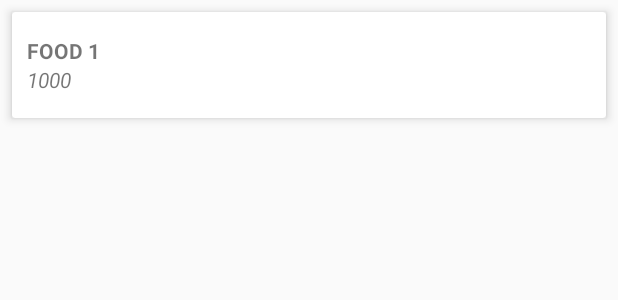
After one commit to Arshadafridi141141/FoodApp_N1, an Android app: the layout cart_layout.xml on its own in the app's theme, with its tools: preview values and no code run, on a phone screen of 412 x 824 dp. The commit adds this screen. Shown: the top 300 px of the screen. Run offline under Robolectric (Android 15) with nearby library versions, the phone set to English and light mode, and no system bars.

Commit message:
Cart designing

```diff
--- a/app/src/main/AndroidManifest.xml
+++ b/app/src/main/AndroidManifest.xml
@@ -11,7 +11,8 @@
         android:roundIcon="@mipmap/ic_launcher_round"
         android:supportsRtl="true"
         android:theme="@style/AppTheme">
-        <activity android:name=".Customer.Fooddetails"></activity>
+        <activity android:name=".Customer.Cart"></activity>
+        <activity android:name=".Customer.Fooddetails" />
         <activity android:name=".Customer.Menu" />
         <activity android:name=".Customer.User_Signup" />
         <activity android:name=".Customer.Login" />
--- /dev/null
+++ b/app/src/main/assets/databases/android/widget/annotations.xml
@@ -0,0 +1,5 @@
+<root>
+    <item name='android.widget.Toast'>
+        <annotation name='java.lang.Deprecated' />
+    </item>
+</root>
--- a/app/src/main/java/com/example/foodorder/MainActivity.java
+++ b/app/src/main/java/com/example/foodorder/MainActivity.java
@@ -7,6 +7,7 @@ import android.os.Bundle;
 import android.view.View;
 import android.widget.Button;
 
+import com.example.foodorder.Customer.Cart;
 import com.example.foodorder.Customer.Login;
 import com.example.foodorder.Customer.Menu;
 import com.example.foodorder.Customer.User_Signup;
--- /dev/null
+++ b/app/src/main/res/layout/cart_layout.xml
@@ -0,0 +1,53 @@
+<?xml version="1.0" encoding="utf-8"?>
+<androidx.cardview.widget.CardView
+    xmlns:android="http://schemas.android.com/apk/res/android"
+    xmlns:app="http://schemas.android.com/apk/res-auto"
+    android:layout_width="match_parent"
+    android:layout_height="wrap_content"
+    android:layout_margin="8dp"
+    app:cardElevation="4dp">
+
+    <LinearLayout
+        android:layout_width="match_parent"
+        android:layout_height="wrap_content"
+        android:orientation="horizontal"
+        android:layout_gravity="center_horizontal"
+        android:layout_marginTop="16dp"
+        android:layout_marginBottom="16dp">
+
+        <LinearLayout
+            android:orientation="vertical"
+            android:layout_weight="9"
+            android:layout_width="0dp"
+            android:layout_height="wrap_content">
+
+            <TextView
+                android:id="@+id/cart_item_name"
+                android:layout_width="wrap_content"
+                android:layout_height="wrap_content"
+                android:layout_marginLeft="10dp"
+                android:gravity="center_vertical|start"
+                android:textAllCaps="true"
+                android:textStyle="bold"
+                android:text="Food 1"/>
+
+
+            <TextView
+                android:id="@+id/cart_item_Price"
+                android:layout_width="wrap_content"
+                android:layout_height="wrap_content"
+                android:layout_marginLeft="10dp"
+                android:gravity="center_vertical|start"
+                android:textAllCaps="true"
+                android:textStyle="italic"
+                android:text="1000"/>
+
+        </LinearLayout>
+
+
+    </LinearLayout>
+
+
+
+
+</androidx.cardview.widget.CardView>
```
Also changed, not shown: app/build.gradle (+6 -1 lines), app/src/main/java/com/example/foodorder/Customer/CardAdapter.java (added, +81 -0 lines), app/src/main/java/com/example/foodorder/Customer/Cart.java (added, +63 -0 lines), app/src/main/java/com/example/foodorder/Customer/Fooddetails.java (+35 -5 lines), app/src/main/java/com/example/foodorder/Customer/Menu.java (+10 -8 lines), app/src/main/java/com/example/foodorder/Database/Database.java (added, +95 -0 lines), app/src/main/java/com/example/foodorder/Model/Order.java (added, +58 -0 lines), app/src/main/res/layout/activity_cart.xml (added, +71 -0 lines), app/src/main/res/layout/activity_menu.xml (+17 -5 lines), app/src/main/res/layout/checking.xml (added, +16 -0 lines), app/src/main/assets/databases/android/widget/FoodOrder.db (added).
